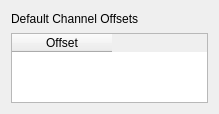
Above: ndmanager/src/channeloffsetslayout.ui from neurosuite/ndmanager-plugins before the change. Below: the same form after it.
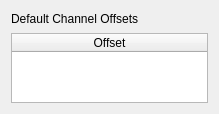
That is the form after the change.

Patch:
```diff
--- a/ndmanager/src/channeloffsetslayout.ui
+++ b/ndmanager/src/channeloffsetslayout.ui
@@ -27,6 +27,9 @@
        <property name="selectionBehavior">
         <enum>QAbstractItemView::SelectRows</enum>
        </property>
+       <attribute name="horizontalHeaderStretchLastSection">
+        <bool>true</bool>
+       </attribute>
        <column>
         <property name="text">
          <string>Offset</string>
```
